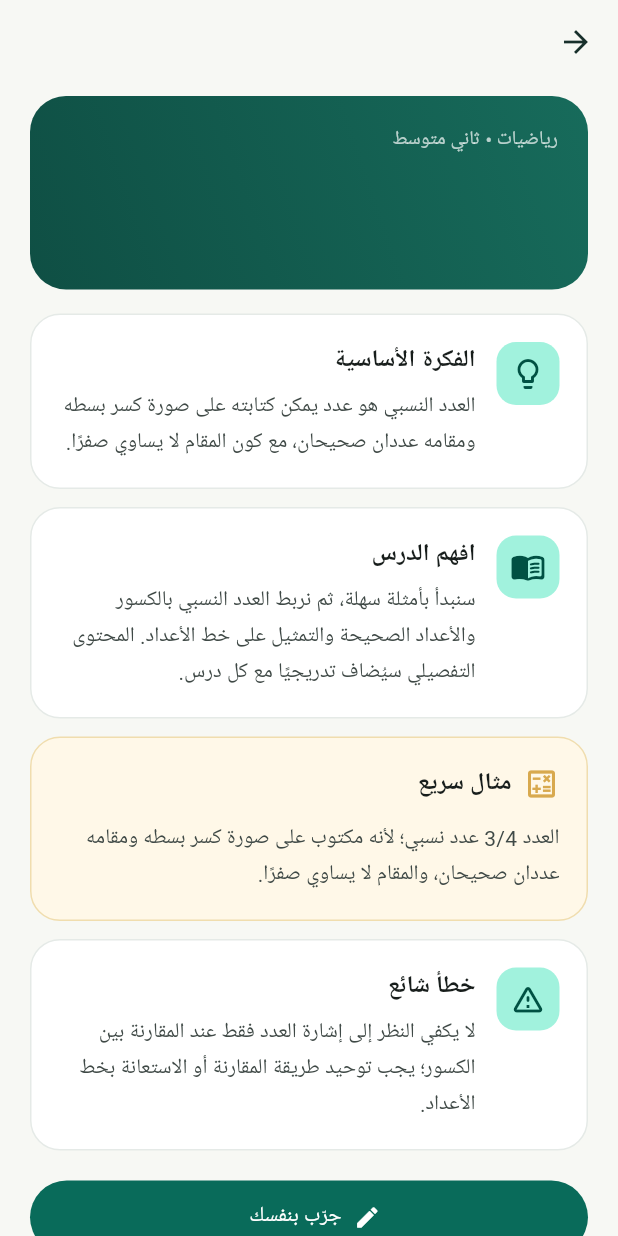
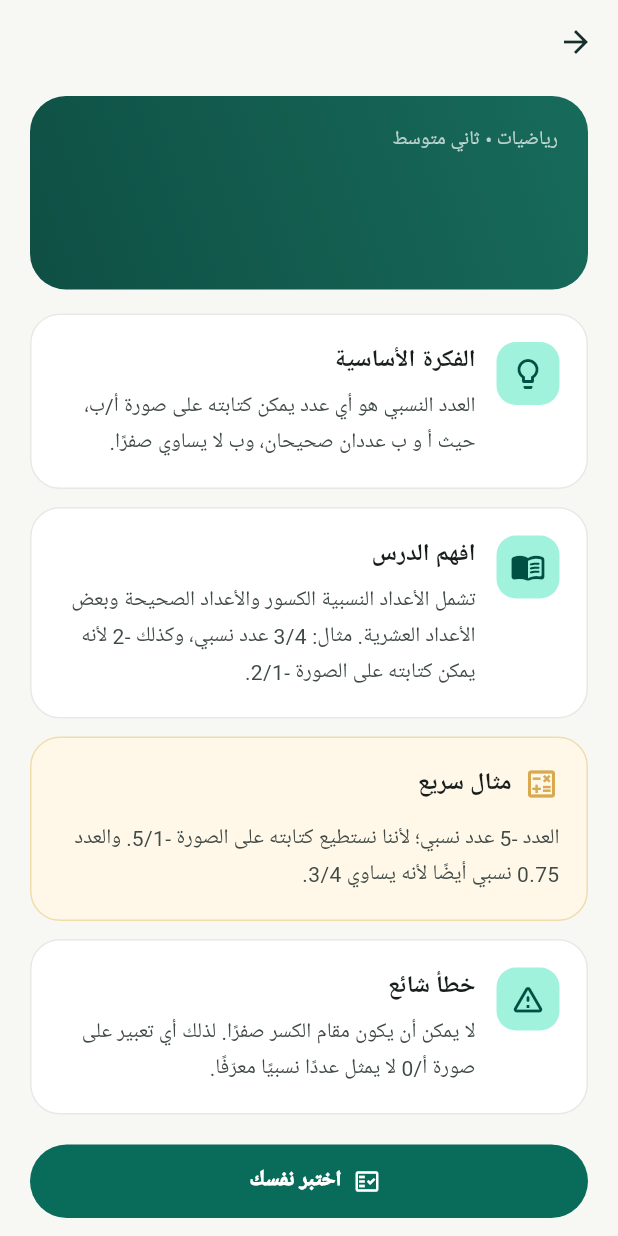
Before and after one commit to gehadalyafai-spec/midad, a Flutter app: the LessonScreen screen opened directly with empty values, on a phone screen of 412 x 824 dp. Run offline on Flutter 3.47's test engine with Material 3 defaults, Android fonts, the phone set to English and light mode, and no system bars; our stand-ins replace flutter_animate, shared_preferences, shimmer; accounts and stored records are empty.

Commit message:
Connect lesson to local progress and quiz

```diff
--- a/lib/features/lessons/screens/lesson_screen.dart
+++ b/lib/features/lessons/screens/lesson_screen.dart
@@ -1,34 +1,85 @@
 import 'package:flutter/material.dart';
 
 import '../../../app/theme/app_theme.dart';
+import '../../../services/progress_service.dart';
 import '../../curriculum/models/curriculum_models.dart';
+import '../../quizzes/data/rational_numbers_quiz.dart';
+import '../../quizzes/screens/quiz_screen.dart';
 
-class LessonScreen extends StatelessWidget {
+class LessonScreen extends StatefulWidget {
   const LessonScreen({super.key, required this.lesson});
 
   final Lesson lesson;
 
   @override
+  State<LessonScreen> createState() => _LessonScreenState();
+}
+
+class _LessonScreenState extends State<LessonScreen> {
+  final ProgressService _progressService = ProgressService();
+
+  bool _isCompleted = false;
+
+  @override
+  void initState() {
+    super.initState();
+    _loadLessonState();
+  }
+
+  Future<void> _loadLessonState() async {
+    await _progressService.markLessonStarted(widget.lesson);
+    final completed = await _progressService.getCompletedLessonIds();
+
+    if (!mounted) return;
+    setState(() => _isCompleted = completed.contains(widget.lesson.id));
+  }
+
+  Future<void> _openQuiz() async {
+    if (widget.lesson.id != 'rational-numbers-intro') {
+      ScaffoldMessenger.of(context).showSnackBar(
+        const SnackBar(content: Text('اختبار هذا الدرس سيُضاف قريبًا.')),
+      );
+      return;
+    }
+
+    final passed = await Navigator.of(context).push<bool>(
+      MaterialPageRoute<bool>(
+        builder: (_) => QuizScreen(
+          lesson: widget.lesson,
+          questions: rationalNumbersIntroQuiz,
+        ),
+      ),
+    );
+
+    if (passed == true && mounted) {
+      setState(() => _isCompleted = true);
+    }
+  }
+
+  @override
   Widget build(BuildContext context) {
     return Scaffold(
-      appBar: AppBar(title: Text(lesson.title)),
+      appBar: AppBar(title: Text(widget.lesson.title)),
       body: ListView(
         padding: const EdgeInsets.fromLTRB(20, 8, 20, 32),
         children: [
-          _HeaderCard(lesson: lesson),
+          _HeaderCard(
+            lesson: widget.lesson,
+            isCompleted: _isCompleted,
+          ),
           const SizedBox(height: 16),
           const _SectionCard(
             icon: Icons.lightbulb_outline_rounded,
             title: 'الفكرة الأساسية',
             text:
-                'العدد النسبي هو عدد يمكن كتابته على صورة كسر بسطه ومقامه عددان صحيحان، مع كون المقام لا يساوي صفرًا.',
+                'العدد النسبي هو أي عدد يمكن كتابته على صورة أ/ب، حيث أ و ب عددان صحيحان، وب لا يساوي صفرًا.',
           ),
           const SizedBox(height: 12),
           const _SectionCard(
             icon: Icons.menu_book_rounded,
             title: 'افهم الدرس',
             text:
-                'سنبدأ بأمثلة سهلة، ثم نربط العدد النسبي بالكسور والأعداد الصحيحة والتمثيل على خط الأعداد. المحتوى التفصيلي سيُضاف تدريجيًا مع كل درس.',
+                'تشمل الأعداد النسبية الكسور والأعداد الصحيحة وبعض الأعداد العشرية. مثال: 3/4 عدد نسبي، وكذلك -2 لأنه يمكن كتابته على الصورة -2/1.',
           ),
           const SizedBox(height: 12),
           const _ExampleCard(),
@@ -37,23 +88,28 @@ class LessonScreen extends StatelessWidget {
             icon: Icons.warning_amber_rounded,
             title: 'خطأ شائع',
             text:
-                'لا يكفي النظر إلى إشارة العدد فقط عند المقارنة بين الكسور؛ يجب توحيد طريقة المقارنة أو الاستعانة بخط الأعداد.',
+                'لا يمكن أن يكون مقام الكسر صفرًا. لذلك أي تعبير على صورة أ/0 لا يمثل عددًا نسبيًا معرّفًا.',
           ),
           const SizedBox(height: 20),
           FilledButton.icon(
-            onPressed: () {
-              ScaffoldMessenger.of(context).showSnackBar(
-                const SnackBar(
-                  content: Text('قسم التدريب سيُضاف في المرحلة التالية.'),
-                ),
-              );
-            },
-            icon: const Icon(Icons.edit_rounded),
-            label: const Padding(
-              padding: EdgeInsets.symmetric(vertical: 14),
-              child: Text('جرّب بنفسك'),
+            onPressed: _openQuiz,
+            icon: Icon(
+              _isCompleted
+                  ? Icons.check_circle_rounded
+                  : Icons.fact_check_outlined,
+            ),
+            label: Padding(
+              padding: const EdgeInsets.symmetric(vertical: 14),
+              child: Text(
+                _isCompleted ? 'أعد الاختبار' : 'اختبر نفسك',
+                style: const TextStyle(fontWeight: FontWeight.w900),
+              ),
             ),
           ),
+          if (_isCompleted) ...[
+            const SizedBox(height: 12),
+            const _CompletedBanner(),
+          ],
         ],
       ),
     );
@@ -61,9 +117,13 @@ class LessonScreen extends StatelessWidget {
 }
 
 class _HeaderCard extends StatelessWidget {
-  const _HeaderCard({required this.lesson});
+  const _HeaderCard({
+    required this.lesson,
+    required this.isCompleted,
+  });
 
   final Lesson lesson;
+  final bool isCompleted;
 
   @override
   Widget build(BuildContext context) {
@@ -80,9 +140,45 @@ class _HeaderCard extends StatelessWidget {
       child: Column(
         crossAxisAlignment: CrossAxisAlignment.start,
         children: [
-          const Text(
-            'رياضيات • ثاني متوسط',
-            style: TextStyle(color: Colors.white70, fontSize: 13),
+          Row(
+            children: [
+              const Expanded(
+                child: Text(
+                  'رياضيات • ثاني متوسط',
+                  style: TextStyle(color: Colors.white70, fontSize: 13),
+                ),
+              ),
+              if (isCompleted)
+                Container(
+                  padding: const EdgeInsets.symmetric(
+                    horizontal: 10,
+                    vertical: 5,
+                  ),
+                  decoration: BoxDecoration(
+                    color: Colors.white.withValues(alpha: 0.14),
+                    borderRadius: BorderRadius.circular(99),
+                  ),
+                  child: const Row(
+                    mainAxisSize: MainAxisSize.min,
+                    children: [
+                      Icon(
+                        Icons.check_circle_rounded,
+                        size: 15,
+                        color: Colors.white,
+                      ),
+                      SizedBox(width: 5),
+                      Text(
+                        'مكتمل',
+                        style: TextStyle(
+                          color: Colors.white,
+                          fontSize: 11,
+                          fontWeight: FontWeight.w800,
+                        ),
+                      ),
+                    ],
+                  ),
+                ),
+            ],
           ),
           const SizedBox(height: 8),
           Text(
@@ -208,7 +304,7 @@ class _ExampleCard extends StatelessWidget {
           ),
           const SizedBox(height: 12),
           Text(
-            'العدد 3/4 عدد نسبي؛ لأنه مكتوب على صورة كسر بسطه ومقامه عددان صحيحان، والمقام لا يساوي صفرًا.',
+            'العدد -5 عدد نسبي؛ لأننا نستطيع كتابته على الصورة -5/1. والعدد 0.75 نسبي أيضًا لأنه يساوي 3/4.',
             style: Theme.of(context).textTheme.bodyMedium?.copyWith(
                   color: colors.onSurfaceVariant,
                   height: 1.7,
@@ -219,3 +315,31 @@ class _ExampleCard extends StatelessWidget {
     );
   }
 }
+
+class _CompletedBanner extends StatelessWidget {
+  const _CompletedBanner();
+
+  @override
+  Widget build(BuildContext context) {
+    return Container(
+      padding: const EdgeInsets.all(15),
+      decoration: BoxDecoration(
+        color: Colors.green.withValues(alpha: 0.08),
+        borderRadius: BorderRadius.circular(16),
+        border: Border.all(color: Colors.green.withValues(alpha: 0.22)),
+      ),
+      child: const Row(
+        children: [
+          Icon(Icons.verified_rounded, color: Colors.green),
+          SizedBox(width: 10),
+          Expanded(
+            child: Text(
+              'أتممت هذا الدرس بنجاح. يمكنك إعادة الاختبار في أي وقت.',
+              style: TextStyle(fontWeight: FontWeight.w700, height: 1.5),
+            ),
+          ),
+        ],
+      ),
+    );
+  }
+}
```
